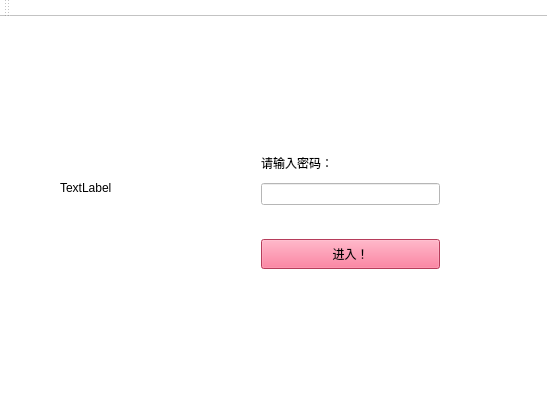
allanwhledu/miniprogram_for_520, file mainwindow.ui: the form before one commit.
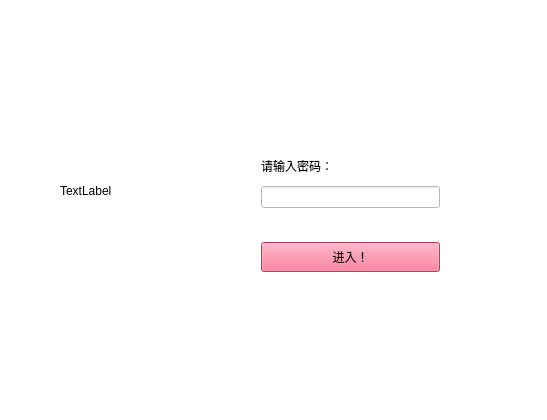
The form after the commit.

What changed in the file:
```diff
--- a/mainwindow.ui
+++ b/mainwindow.ui
@@ -21,7 +21,7 @@
     <property name="geometry">
      <rect>
       <x>60</x>
-      <y>100</y>
+      <y>120</y>
       <width>131</width>
       <height>141</height>
      </rect>
@@ -34,7 +34,7 @@
     <property name="geometry">
      <rect>
       <x>250</x>
-      <y>120</y>
+      <y>140</y>
       <width>201</width>
       <height>142</height>
      </rect>
@@ -101,14 +101,6 @@
     </rect>
    </property>
   </widget>
-  <widget class="QToolBar" name="mainToolBar">
-   <attribute name="toolBarArea">
-    <enum>TopToolBarArea</enum>
-   </attribute>
-   <attribute name="toolBarBreak">
-    <bool>false</bool>
-   </attribute>
-  </widget>
   <widget class="QStatusBar" name="statusBar"/>
  </widget>
  <layoutdefault spacing="6" margin="11"/>
```
Left out of the diff: 2 changed lines with no effect on the pictures.
